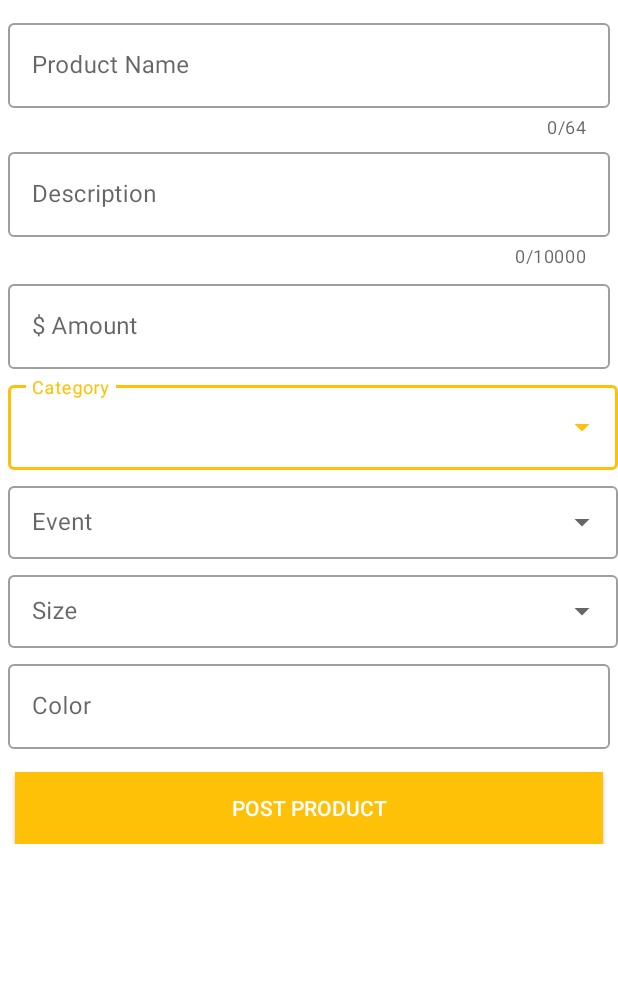
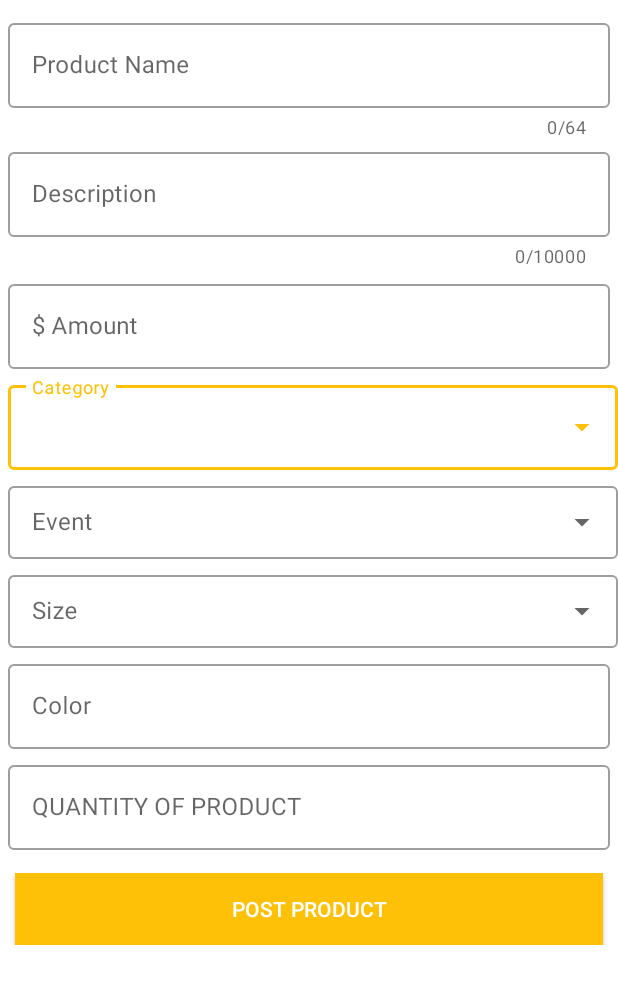
Before and after one commit to Kashish199/Fashion-Hub, an Android app: the AddProduct screen opened directly, with no data from a screen before it, after a tap on "POST PRODUCT", on a phone screen of 412 x 824 dp, the part 234-1236 px from its top. Run offline under Robolectric (Android 15) with nearby library versions, the phone set to English and light mode, and no system bars; our stand-ins replace Firebase (no records; nobody signed in at launch, a user with empty details on screens opened directly); 2 other taps on this screen came first.

Commit message:
QTY added

```diff
--- a/app/src/main/java/com/example/fashionhub/AddProduct.java
+++ b/app/src/main/java/com/example/fashionhub/AddProduct.java
@@ -62,7 +62,7 @@ public class AddProduct extends AppCompatActivity {
     FirebaseStorage storage;
     StorageReference storageReference;
     ArrayList<Uri> contenturi = new ArrayList<Uri>();
-    private TextInputLayout et_product_name, et_des, et_amt, et_category, et_event, et_size, et_color;
+    private TextInputLayout et_product_name, et_des, et_amt, et_category, et_event, et_size, et_color, et_qty;
     int photos = 0;
 
     @Override
@@ -77,6 +77,7 @@ public class AddProduct extends AppCompatActivity {
         et_event = findViewById(R.id.event1);
         et_size = findViewById(R.id.size1);
         et_color = findViewById(R.id.color);
+        et_qty = findViewById(R.id.qty);
         upload = findViewById(R.id.uploadImage);
         image = new ImageView[]{upload, selectedImage1, selectedImage2, selectedImage3};
 
@@ -134,6 +135,7 @@ public class AddProduct extends AppCompatActivity {
                 String Event = et_event.getEditText().getText().toString().trim();
                 String Size = et_size.getEditText().getText().toString().trim();
                 String Color = et_color.getEditText().getText().toString().trim();
+                String Qty = et_qty.getEditText().getText().toString().trim();
 
 
                 if (Product_Name.isEmpty()) {
@@ -178,6 +180,9 @@ public class AddProduct extends AppCompatActivity {
                 } else if (Color.isEmpty()) {
                     Toast.makeText(AddProduct.this, "Please select color", Toast.LENGTH_LONG).show();
                     return;
+                }else if (Qty.isEmpty()) {
+                    Toast.makeText(AddProduct.this, "Please select Qty", Toast.LENGTH_LONG).show();
+                    return;
                 } else if (photos < 1) {
                     Toast.makeText(AddProduct.this, "Please Select atleast 1 photo", Toast.LENGTH_LONG).show();
                 } else {
@@ -202,6 +207,7 @@ public class AddProduct extends AppCompatActivity {
                     userMap.put("Detail_image", Event);
                     userMap.put("Image", "Image");
                     userMap.put("Color", Color);
+                    userMap.put("Qty", Qty);
                     userMap.put("ProductID", "ProductID");
                     userMap.put("Status", "Active");
 
--- a/app/src/main/res/layout/activity_add_product.xml
+++ b/app/src/main/res/layout/activity_add_product.xml
@@ -136,6 +136,21 @@
                     android:layout_height="wrap_content" />
             </com.google.android.material.textfield.TextInputLayout>
 
+            <com.google.android.material.textfield.TextInputLayout
+                android:id="@+id/qty"
+                android:layout_width="match_parent"
+                android:layout_height="wrap_content"
+                android:layout_marginLeft="5dp"
+                android:layout_marginTop="5dp"
+                android:layout_marginRight="5dp"
+                style="@style/Widget.MaterialComponents.TextInputLayout.OutlinedBox"
+                android:hint="QUANTITY OF PRODUCT ">
+
+                <com.google.android.material.textfield.TextInputEditText
+                    android:layout_width="match_parent"
+                    android:layout_height="wrap_content" />
+            </com.google.android.material.textfield.TextInputLayout>
+
             <Button
                 android:id="@+id/post_product"
                 style="@style/Widget.AppCompat.Button"
```
